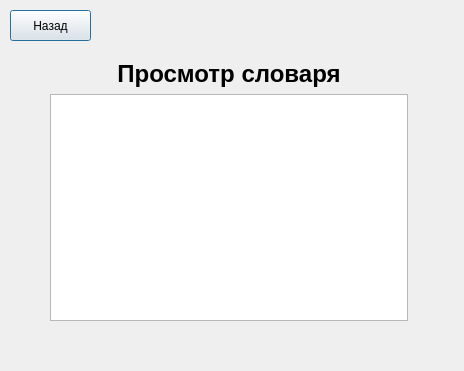
rock-n-shrimproll/temporalEditor, file temporal_editor/viewwindow.ui: the form before one commit.
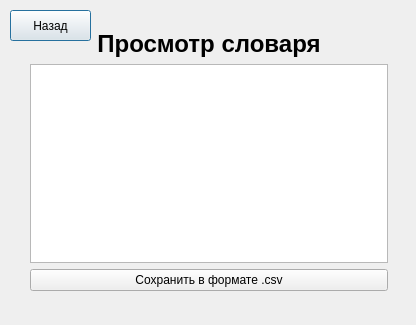
The form after the commit.

Diff of the .ui file:
```diff
--- a/temporal_editor/viewwindow.ui
+++ b/temporal_editor/viewwindow.ui
@@ -6,8 +6,8 @@
    <rect>
     <x>0</x>
     <y>0</y>
-    <width>464</width>
-    <height>371</height>
+    <width>416</width>
+    <height>325</height>
    </rect>
   </property>
   <property name="windowTitle">
@@ -29,13 +29,16 @@
   <widget class="QWidget" name="gridLayoutWidget">
    <property name="geometry">
     <rect>
-     <x>50</x>
-     <y>60</y>
+     <x>30</x>
+     <y>30</y>
      <width>371</width>
      <height>261</height>
     </rect>
    </property>
    <layout class="QGridLayout" name="gridLayout">
+    <item row="1" column="0">
+     <widget class="QTableView" name="tableView"/>
+    </item>
     <item row="0" column="0">
      <widget class="QLabel" name="labelTitle">
       <property name="font">
@@ -60,8 +63,12 @@
       </property>
      </widget>
     </item>
-    <item row="1" column="0">
-     <widget class="QTableView" name="tableView"/>
+    <item row="2" column="0">
+     <widget class="QPushButton" name="pushButton_save_csv">
+      <property name="text">
+       <string>Сохранить в формате .csv</string>
+      </property>
+     </widget>
     </item>
    </layout>
   </widget>
```
